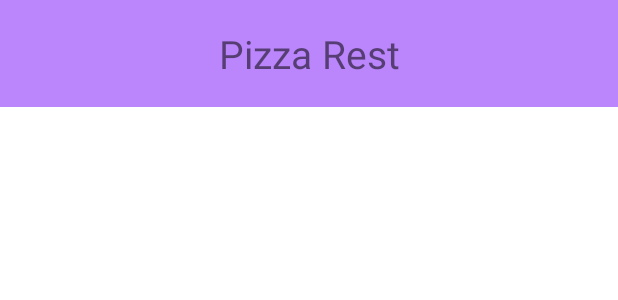
After one commit to palyanaff/AndroidMirea, an Android app: the layout service_layout.xml on its own in the app's theme, with its tools: preview values and no code run, on a phone screen of 412 x 824 dp. The commit adds this screen. Shown: the top 300 px of the screen. Run offline under Robolectric (Android 15) with nearby library versions, the phone set to English and light mode, and no system bars.

Commit message:
Add service

```diff
--- a/app/src/main/java/ru/palyanaff/mireapr_1/BlankFragment2.java
+++ b/app/src/main/java/ru/palyanaff/mireapr_1/BlankFragment2.java
@@ -42,6 +42,8 @@ public class BlankFragment2 extends Fragment {
 
         textView.setText(getArguments().get("Order").toString());
         deliverButton.setOnClickListener(v-> {
+            Intent intent = new Intent(view.getContext(), MyService.class);
+            getContext().startService(intent);
             Bundle bundle = new Bundle();
             bundle.putString("Address", "New address");
             Navigation.findNavController(v).navigate(R.id.action_blankFragment2_to_blankFragment);
--- a/app/src/main/res/layout/fragment_blank3.xml
+++ b/app/src/main/res/layout/fragment_blank3.xml
@@ -5,10 +5,5 @@
     android:layout_height="match_parent"
     tools:context=".BlankFragment3">
 
-    <!-- TODO: Update blank fragment layout -->
-    <TextView
-        android:layout_width="match_parent"
-        android:layout_height="match_parent"
-        android:text="@string/hello_blank_fragment" />
 
 </FrameLayout>
--- /dev/null
+++ b/app/src/main/res/layout/service_layout.xml
@@ -0,0 +1,18 @@
+<LinearLayout xmlns:android="http://schemas.android.com/apk/res/android"
+    android:id="@+id/banner_layout"
+    android:layout_width="match_parent"
+    android:layout_height="wrap_content"
+    android:orientation="horizontal"
+    android:background="@color/purple_200"
+    android:padding="18dp"
+    android:clickable="true"
+    android:focusable="true">
+
+    <TextView
+        android:layout_width="match_parent"
+        android:layout_height="wrap_content"
+        android:gravity="center_horizontal"
+        android:text="@string/pizza_rest"
+        android:textSize="26sp" />
+
+</LinearLayout>
--- a/app/src/main/res/values/strings.xml
+++ b/app/src/main/res/values/strings.xml
@@ -9,6 +9,5 @@
     <string name="latte_price">From 5$</string>
     <string name="your_order">Your order</string>
     <string name="enter_your_address">Enter your address</string>
-    <!-- TODO: Remove or change this placeholder text -->
-    <string name="hello_blank_fragment">Hello blank fragment</string>
+    <string name="pizza_rest">Pizza Rest</string>
 </resources>
```
Also changed, not shown: app/src/main/AndroidManifest.xml (+8 -0 lines), app/src/main/java/ru/palyanaff/mireapr_1/MyService.java (added, +71 -0 lines).
